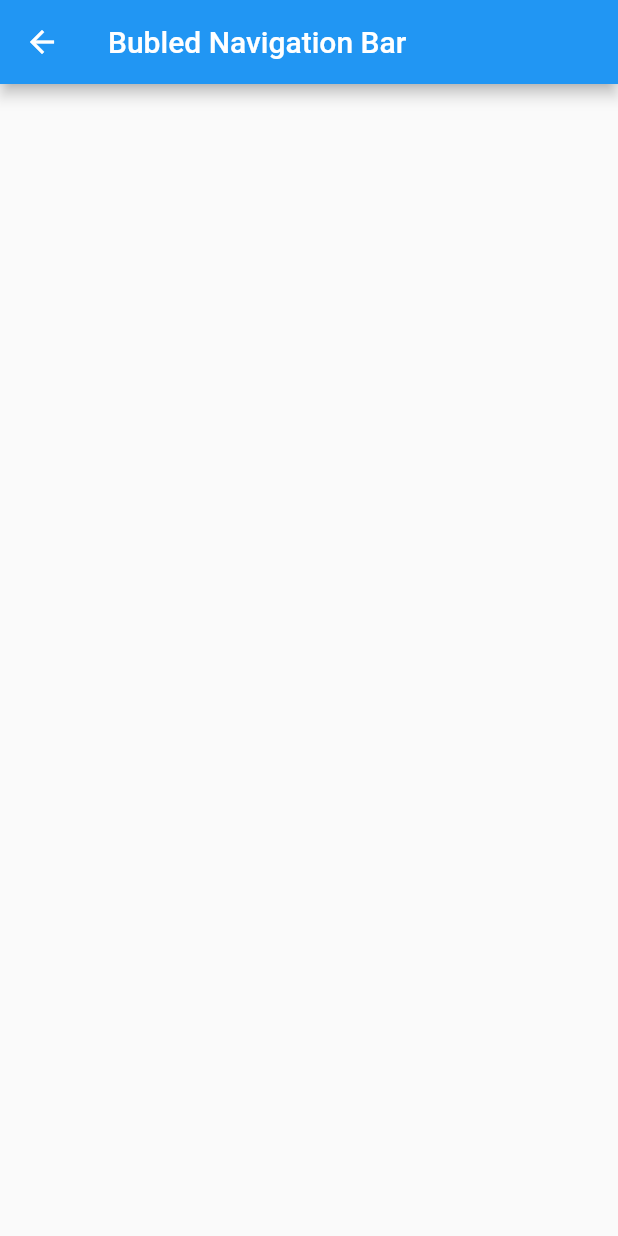
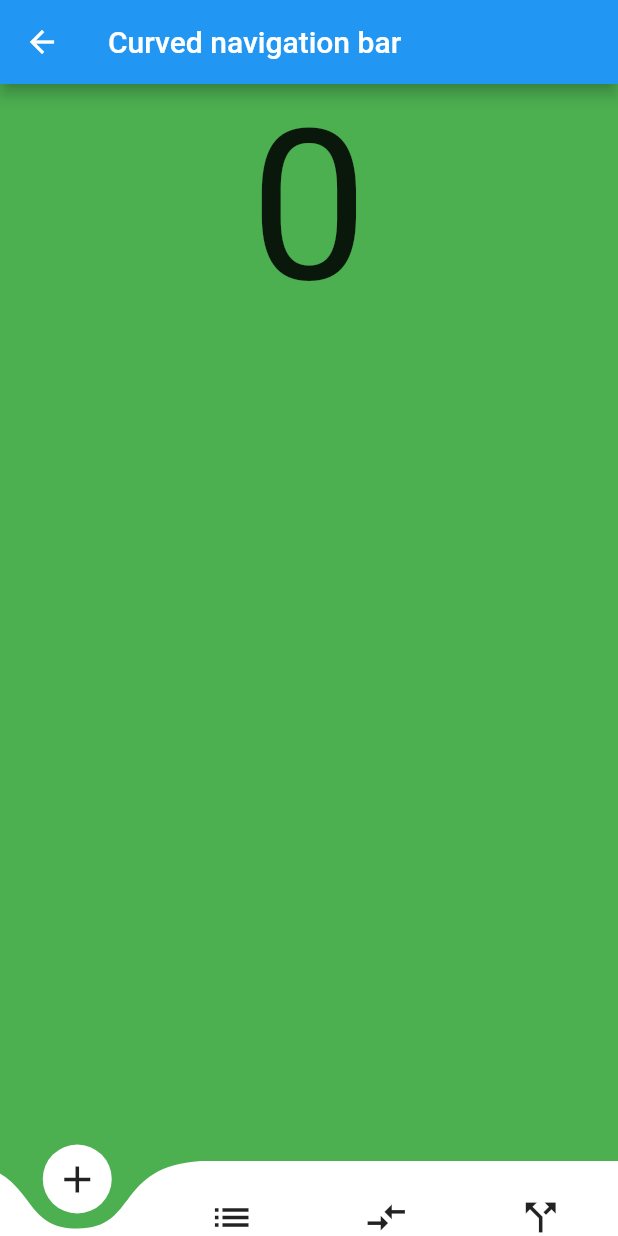
Before and after one commit to williamTerrones/componentes-flutter, a Flutter app: the CurvedNavigationBarPage screen opened by its route, on a phone screen of 412 x 824 dp. Run offline on Flutter 3.47's test engine with Material 2 defaults, Android fonts, the phone set to English and light mode, and no system bars; drawn by our look-alikes of curved_navigation_bar; our stand-ins replace bubble_bottom_bar, flutter_colorpicker; missing offline and left inert: circular_bottom_navigation, widget_with_codeview.

Commit message:
[Add] Curved navigation bar

```diff
--- a/lib/pages/curved_navigation_bar_page.dart
+++ b/lib/pages/curved_navigation_bar_page.dart
@@ -1,14 +1,54 @@
+import 'package:curved_navigation_bar/curved_navigation_bar.dart';
 import 'package:flutter/material.dart';
 
 
-class CurvedNavigationBarPage extends StatelessWidget {
+class CurvedNavigationBarPage extends StatefulWidget {
+
+  @override
+  _CurvedNavigationBarPageState createState() => _CurvedNavigationBarPageState();
+}
+
+class _CurvedNavigationBarPageState extends State<CurvedNavigationBarPage> {
+
+  int _page = 0;
 
   @override
   Widget build(BuildContext context) {
     return Scaffold(
       appBar: AppBar(
-        title: Text("Bubled Navigation Bar"),
+        title: Text("Curved navigation bar"),
+      ),
+      body: Container(
+        color: Colors.green,
+        child: Center(
+          child: Column(
+            children: [
+              Text(this._page.toString(),textScaleFactor: 10.0,),
+            ],
+          ),
+        ),
+      ),
+      bottomNavigationBar: CurvedNavigationBar(
+        index: 0,
+        height: 50,
+        items: [
+          Icon(Icons.add,size:30),
+          Icon(Icons.list,size:30),
+          Icon(Icons.compare_arrows,size:30),
+          Icon(Icons.call_split,size:30),
+        ],
+        color: Colors.white,
+        buttonBackgroundColor: Colors.white,
+        backgroundColor: Colors.green,
+        animationCurve: Curves.easeInOut,
+        animationDuration: Duration(milliseconds: 600),
+        onTap: (index){
+          setState(() {
+            this._page = index;
+          });
+        },
       ),
     );
   }
+
 }
--- a/pubspec.yaml
+++ b/pubspec.yaml
@@ -32,6 +32,7 @@ dependencies:
   widget_with_codeview:
   circular_bottom_navigation:
   flutter_colorpicker:
+  curved_navigation_bar:
 
 dev_dependencies:
   flutter_test:
```
Also changed, not shown: pubspec.lock.
